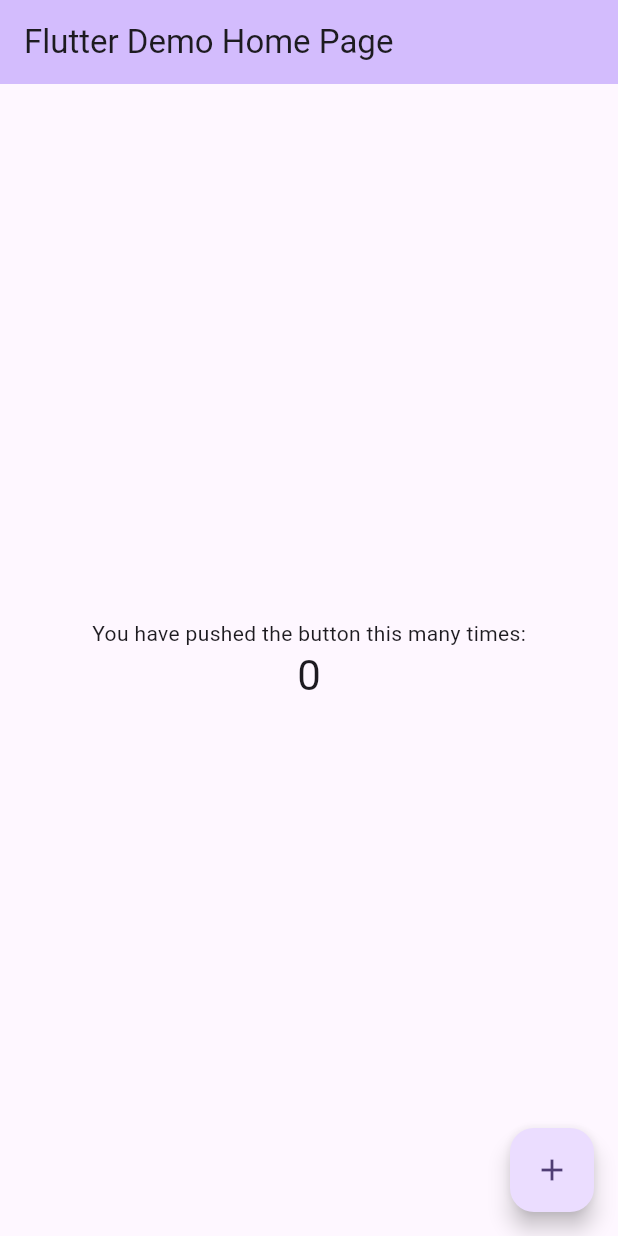
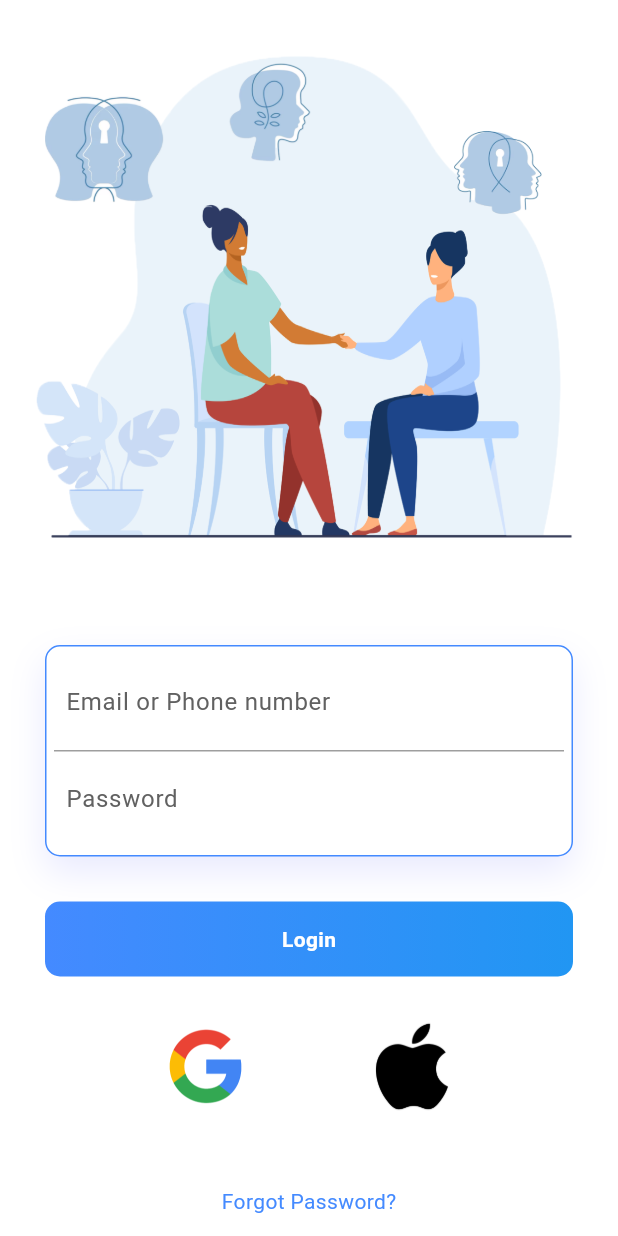
Before and after one commit to stalhasari/ai_therapy, a Flutter app: the screen it shows after launch, on a phone screen of 412 x 824 dp. Run offline on Flutter 3.47's test engine with Material 3 defaults, Android fonts, the phone set to English and light mode, and no system bars; our stand-ins replace animate_do, dash_chat_2, flutter_gemini.

Commit message:
login screen

```diff
--- a/lib/main.dart
+++ b/lib/main.dart
@@ -1,6 +1,13 @@
+import 'package:ai_therapy/models/const.dart';
+import 'package:ai_therapy/views/user_views/chat_screen_view.dart';
+import 'package:ai_therapy/views/user_views/login_view.dart';
 import 'package:flutter/material.dart';
+import 'package:flutter_gemini/flutter_gemini.dart';
 
 void main() {
+  Gemini.init(
+    apiKey: GEMINI_API_KEY,
+  );
   runApp(const MyApp());
 }
 
@@ -12,58 +19,10 @@ class MyApp extends StatelessWidget {
     return MaterialApp(
       title: 'Flutter Demo',
       theme: ThemeData(
-        colorScheme: ColorScheme.fromSeed(seedColor: Colors.deepPurple),
+        colorScheme: ColorScheme.fromSeed(seedColor: Colors.lightBlue),
         useMaterial3: true,
       ),
-      home: const MyHomePage(title: 'Flutter Demo Home Page'),
+      home: const HomePage(),
     );
   }
 }
-
-class MyHomePage extends StatefulWidget {
-  const MyHomePage({super.key, required this.title});
-
-  final String title;
-
-  @override
-  State<MyHomePage> createState() => _MyHomePageState();
-}
-
-class _MyHomePageState extends State<MyHomePage> {
-  int _counter = 0;
-
-  void _incrementCounter() {
-    setState(() {
-      _counter++;
-    });
-  }
-
-  @override
-  Widget build(BuildContext context) {
-    return Scaffold(
-      appBar: AppBar(
-        backgroundColor: Theme.of(context).colorScheme.inversePrimary,
-        title: Text(widget.title),
-      ),
-      body: Center(
-        child: Column(
-          mainAxisAlignment: MainAxisAlignment.center,
-          children: <Widget>[
-            const Text(
-              'You have pushed the button this many times:',
-            ),
-            Text(
-              '$_counter',
-              style: Theme.of(context).textTheme.headlineMedium,
-            ),
-          ],
-        ),
-      ),
-      floatingActionButton: FloatingActionButton(
-        onPressed: _incrementCounter,
-        tooltip: 'Increment',
-        child: const Icon(Icons.add),
-      ),
-    );
-  }
-}
--- /dev/null
+++ b/lib/models/const.dart
@@ -0,0 +1 @@
+const String GEMINI_API_KEY = "AIzaSyCHpKJm6kmnAnM_6uddop0VJbhpHzzF3Sw";
--- a/lib/utils/create_material_color.dart
+++ b/lib/utils/create_material_color.dart
@@ -0,0 +1 @@
+//blue #3369FF
--- /dev/null
+++ b/lib/views/user_views/chat_screen_view.dart
@@ -0,0 +1,70 @@
+import 'package:dash_chat_2/dash_chat_2.dart';
+import 'package:flutter/material.dart';
+import 'package:flutter_gemini/flutter_gemini.dart';
+
+class ChatPage extends StatefulWidget {
+  const ChatPage({super.key});
+
+  @override
+  State<ChatPage> createState() => _ChatPage();
+}
+
+class _ChatPage extends State<ChatPage> {
+  final Gemini gemini = Gemini.instance;
+  List<ChatMessage> messages = [];
+
+  ChatUser currentUser = ChatUser(id: "0", firstName: "User");
+  ChatUser geminiUser = ChatUser(
+      id: "1",
+      firstName: "Gemini",
+      profileImage:
+          "https://seeklogo.com/images/G/google-gemini-logo-A5787B2669-seeklogo.com.png");
+  @override
+  Widget build(BuildContext context) {
+    return Scaffold(
+      appBar: AppBar(
+        centerTitle: true,
+        title: const Text("AI Therapy Chat"),
+      ),
+      body: _buildUI(),
+    );
+  }
+
+  Widget _buildUI() {
+    return DashChat(
+        currentUser: currentUser, onSend: _sendMessage, messages: messages);
+  }
+
+  void _sendMessage(ChatMessage chatMessage) {
+    setState(() {
+      messages = [chatMessage, ...messages];
+    });
+    try {
+      String question = chatMessage.text;
+      gemini.streamGenerateContent(question).listen((event) {
+        ChatMessage? lastMessage = messages.firstOrNull;
+        if (lastMessage != null && lastMessage.user == geminiUser) {
+          lastMessage = messages.removeAt(0);
+          String response = event.content?.parts?.fold(
+                  "", (previous, current) => "$previous ${current.text}") ??
+              "";
+          lastMessage.text += response;
+          setState(() {
+            messages = [lastMessage!, ...messages];
+          });
+        } else {
+          String response = event.content?.parts?.fold(
+                  "", (previous, current) => "$previous ${current.text}") ??
+              "";
+          ChatMessage message = ChatMessage(
+              user: geminiUser, createdAt: DateTime.now(), text: response);
+          setState(() {
+            messages = [message, ...messages];
+          });
+        }
+      });
+    } catch (e) {
+      debugPrint(e as String?);
+    }
+  }
+}
--- a/lib/views/user_views/login_view.dart
+++ b/lib/views/user_views/login_view.dart
@@ -0,0 +1,204 @@
+import 'package:animate_do/animate_do.dart';
+import 'package:flutter/material.dart';
+
+class HomePage extends StatelessWidget {
+  const HomePage({super.key});
+
+  @override
+  Widget build(BuildContext context) {
+    return Scaffold(
+        backgroundColor: Colors.white,
+        body: SingleChildScrollView(
+          child: Container(
+            child: Column(
+              children: <Widget>[
+                Container(
+                  height: 400,
+                  decoration: const BoxDecoration(
+                      image: DecorationImage(
+                          image: AssetImage('assets/images/therapy_asset.png'),
+                          fit: BoxFit.fill)),
+                  child: Stack(
+                    children: <Widget>[
+                      Positioned(
+                        left: 30,
+                        width: 80,
+                        height: 200,
+                        child: FadeInUp(
+                            duration: const Duration(seconds: 1),
+                            child: Container(
+                              decoration: const BoxDecoration(
+                                  image: DecorationImage(
+                                      image:
+                                          AssetImage('assets/images/2man2.png'))),
+                            )),
+                      ),
+                      Positioned(
+                        left: 140,
+                        width: 80,
+                        height: 150,
+                        child: FadeInUp(
+                            duration: const Duration(milliseconds: 1200),
+                            child: Container(
+                              decoration: const BoxDecoration(
+                                  image: DecorationImage(
+                                      image:
+                                          AssetImage('assets/images/women.png'))),
+                            )),
+                      ),
+                      Positioned(
+                        right: 40,
+                        top: 40,
+                        width: 80,
+                        height: 150,
+                        child: FadeInUp(
+                            duration: const Duration(milliseconds: 1300),
+                            child: Container(
+                              decoration: const BoxDecoration(
+                                  image: DecorationImage(
+                                      image:
+                                          AssetImage('assets/images/2man.png'))),
+                            )),
+                      ),
+                      /*Positioned(
+                        child: FadeInUp(
+                            duration: const Duration(milliseconds: 1600),
+                            child: Container(
+                              margin: const EdgeInsets.only(top: 350),
+                              child: const Center(
+                                child: Text(
+                                  "Login",
+                                  style: TextStyle(
+                                      color: Colors.blueAccent,
+                                      fontSize: 40,
+                                      fontWeight: FontWeight.bold),
+                                ),
+                              ),
+                            )),
+                      )*/
+                    ],
+                  ),
+                ),
+                Padding(
+                  padding: const EdgeInsets.all(30.0),
+                  child: Column(
+                    children: <Widget>[
+                      FadeInUp(
+                          duration: const Duration(milliseconds: 1800),
+                          child: Container(
+                            padding: const EdgeInsets.all(5),
+                            decoration: BoxDecoration(
+                                color: Colors.white,
+                                borderRadius: BorderRadius.circular(10),
+                                border: Border.all(color: Colors.blueAccent),
+                                boxShadow: const [
+                                  BoxShadow(
+                                      color: Color.fromRGBO(143, 148, 251, .2),
+                                      blurRadius: 20.0,
+                                      offset: Offset(0, 10))
+                                ]),
+                            child: Column(
+                              children: <Widget>[
+                                Container(
+                                  padding: const EdgeInsets.all(8.0),
+                                  decoration: const BoxDecoration(
+                                      border: Border(
+                                          bottom:
+                                              BorderSide(color: Colors.grey))),
+                                  child: TextField(
+                                    decoration: InputDecoration(
+                                        border: InputBorder.none,
+                                        hintText: "Email or Phone number",
+                                        hintStyle:
+                                            TextStyle(color: Colors.grey[700])),
+                                  ),
+                                ),
+                                Container(
+                                  padding: const EdgeInsets.all(8.0),
+                                  child: TextField(
+                                    obscureText: true,
+                                    decoration: InputDecoration(
+                                        border: InputBorder.none,
+                                        hintText: "Password",
+                                        hintStyle:
+                                            TextStyle(color: Colors.grey[700])),
+                                  ),
+                                )
+                              ],
+                            ),
+                          )),
+                      const SizedBox(
+                        height: 30,
+                      ),
+                      FadeInUp(
+                          duration: const Duration(milliseconds: 1900),
+                          child: Container(
+                            height: 50,
+                            decoration: BoxDecoration(
+                                borderRadius: BorderRadius.circular(10),
+                                gradient: const LinearGradient(colors: [
+                                  Colors.blueAccent,
+                                  Colors.blue,
+                                ])),
+                            child: const Center(
+                              child: Text(
+                                "Login",
+                                style: TextStyle(
+                                    color: Colors.white,
+                                    fontWeight: FontWeight.bold),
+                              ),
+                            ),
+                          )),
+                      const SizedBox(
+                        height: 30,
+                      ),
+                      FadeInUp(
+                        duration: const Duration(milliseconds: 1900),
+                        child: Row(
+                          mainAxisAlignment: MainAxisAlignment.spaceEvenly,
+                          children: <Widget>[
+                            Container(
+                              height: 60,
+                              width: 60,
+                              decoration: BoxDecoration(
+                                borderRadius: BorderRadius.circular(10),
+                                color: Colors.white,
+                              ),
+                              child: Center(
+                                child: Image.asset(
+                                    'assets/images/google_logo.png'), // Google logo
+                              ),
+                            ),
+                            Container(
+                              height: 60,
+                              width: 60,
+                              decoration: BoxDecoration(
+                                borderRadius: BorderRadius.circular(10),
+                                color: Colors.white,
+                              ),
+                              child: Center(
+                                child: Image.asset(
+                                    'assets/images/apple_logo.png'), // Apple logo
+                              ),
+                            ),
+                          ],
+                        ),
+                      ),
+                      const SizedBox(
+                        height: 50,
+                      ),
+                      FadeInUp(
+                          duration: const Duration(milliseconds: 2000),
+                          child: const Text(
+                            "Forgot Password?",
+                            style: TextStyle(color: Colors.blueAccent),
+                          )),
+                    ],
+                  ),
+                )
+              ],
+            ),
+          ),
+        ));
+  }
+}
```
Also changed, not shown: pubspec.yaml (+11 -3 lines), assets/images/1.png (added), assets/images/2man.png (added), assets/images/2man2.png (added), assets/images/apple_logo.png (added), assets/images/google_logo.png (added), assets/images/therapy_asset.png (added), assets/images/women.png (added), pubspec.lock, 3 other files.
